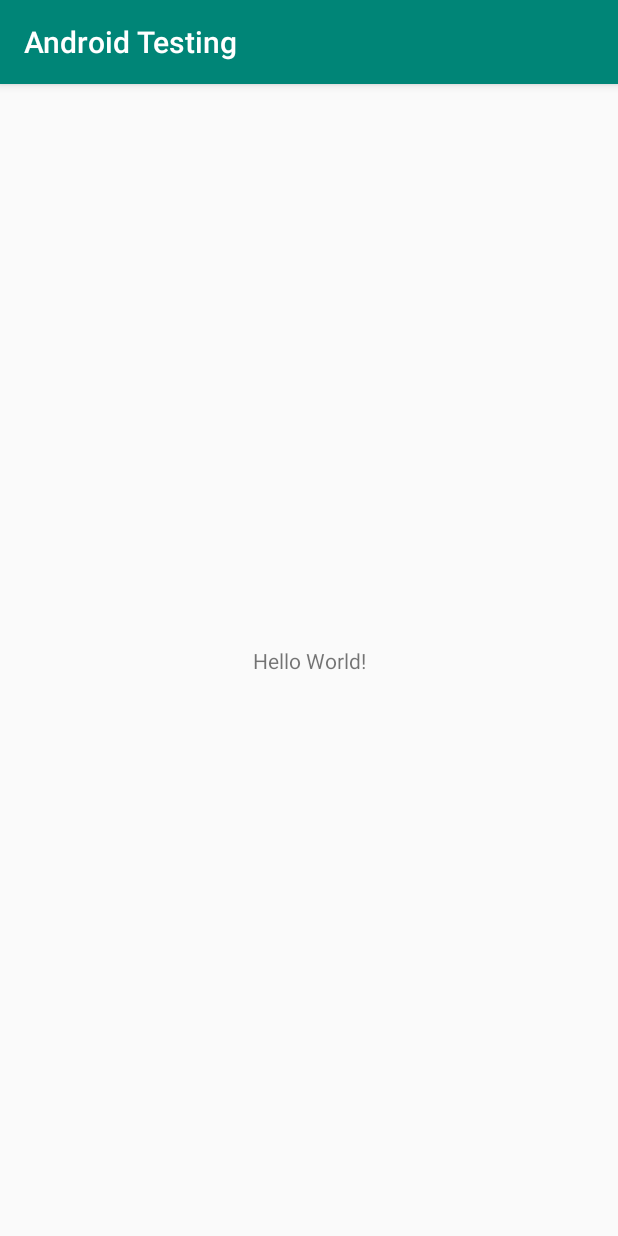
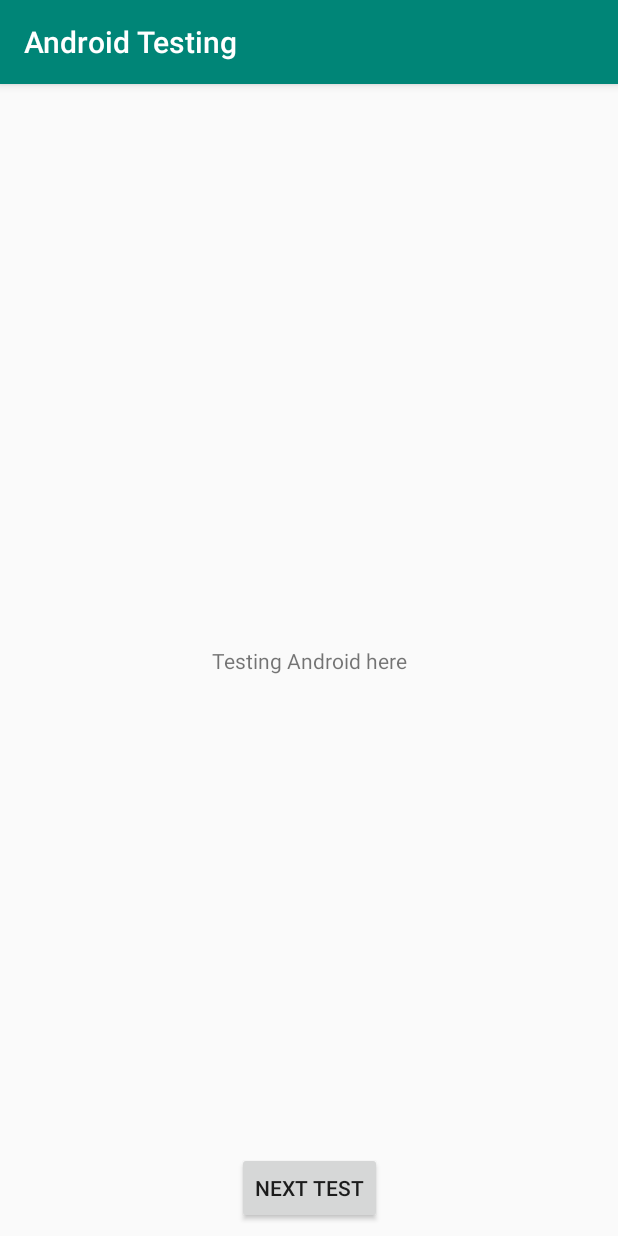
Before and after one commit to BarracudaPff/AndroidTesting, an Android app: the screen it shows after launch (MainActivity), on a phone screen of 412 x 824 dp. Run offline under Robolectric (Android 15) with nearby library versions, the phone set to English and light mode, and no system bars.

Commit message:
main act

```diff
--- a/app/src/main/java/com/samsung/barracudapff/androidtesting/MainActivity.java
+++ b/app/src/main/java/com/samsung/barracudapff/androidtesting/MainActivity.java
@@ -1,9 +1,14 @@
 package com.samsung.barracudapff.androidtesting;
 
+import android.app.Activity;
 import android.content.Context;
 import android.content.Intent;
 import android.support.v7.app.AppCompatActivity;
 import android.os.Bundle;
+import android.view.Gravity;
+import android.view.View;
+import android.widget.Button;
+import android.widget.Toast;
 
 public class MainActivity extends AppCompatActivity {
 
@@ -11,10 +16,20 @@ public class MainActivity extends AppCompatActivity {
     protected void onCreate(Bundle savedInstanceState) {
         super.onCreate(savedInstanceState);
         setContentView(R.layout.activity_main);
+
+        Toast.makeText(this, "Toast: " + getClass().getSimpleName() + " OnCreate", Toast.LENGTH_SHORT).show();
+
+        Button button = findViewById(R.id.button_next);
+        button.setOnClickListener(new View.OnClickListener() {
+            @Override
+            public void onClick(View v) {
+                start(MainActivity.this, TestEditTextActivity.class);
+            }
+        });
     }
 
-    public static void start(Context context, Class aClass) {
-        Intent starter = new Intent(context, aClass);
-        context.startActivity(starter);
+    public static void start(Activity activity, Class aClass) {
+        Intent starter = new Intent(activity, aClass);
+        activity.startActivity(starter);
     }
 }
--- a/app/src/main/res/layout/activity_main.xml
+++ b/app/src/main/res/layout/activity_main.xml
@@ -9,10 +9,22 @@
     <TextView
         android:layout_width="wrap_content"
         android:layout_height="wrap_content"
-        android:text="Hello World!"
+        android:text="Testing Android here"
         app:layout_constraintBottom_toBottomOf="parent"
         app:layout_constraintLeft_toLeftOf="parent"
         app:layout_constraintRight_toRightOf="parent"
         app:layout_constraintTop_toTopOf="parent" />
 
+    <Button
+        android:id="@+id/button_next"
+        android:layout_width="wrap_content"
+        android:layout_height="wrap_content"
+        android:layout_marginStart="8dp"
+        android:layout_marginEnd="8dp"
+        android:layout_marginBottom="8dp"
+        android:text="Next Test"
+        app:layout_constraintBottom_toBottomOf="parent"
+        app:layout_constraintEnd_toEndOf="parent"
+        app:layout_constraintStart_toStartOf="parent" />
+
 </android.support.constraint.ConstraintLayout>
```
